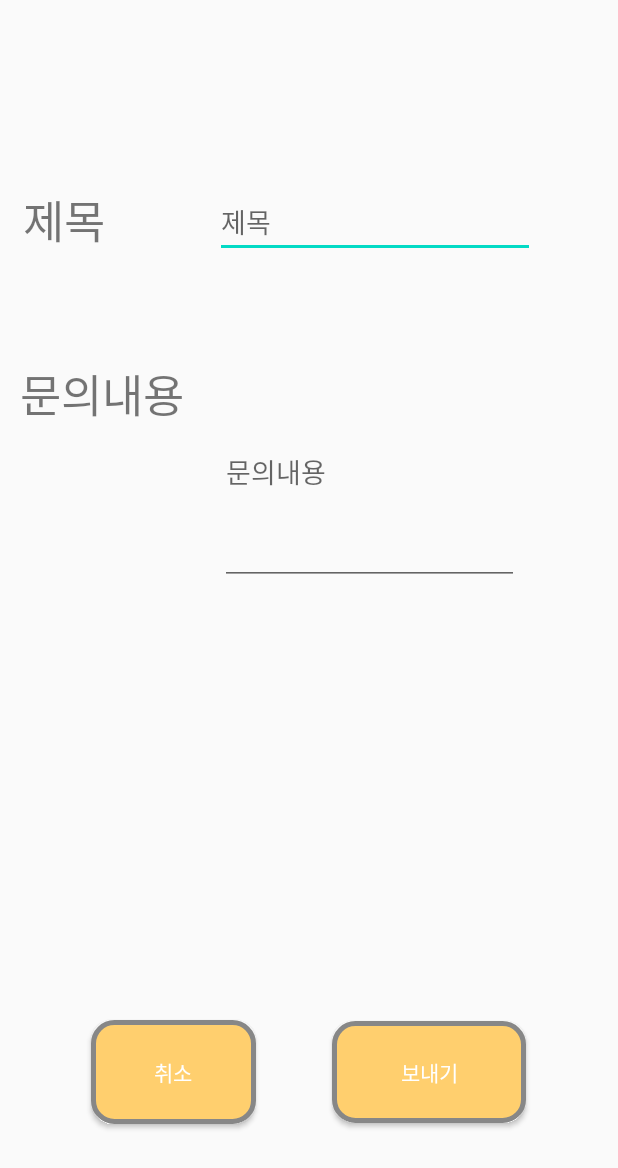
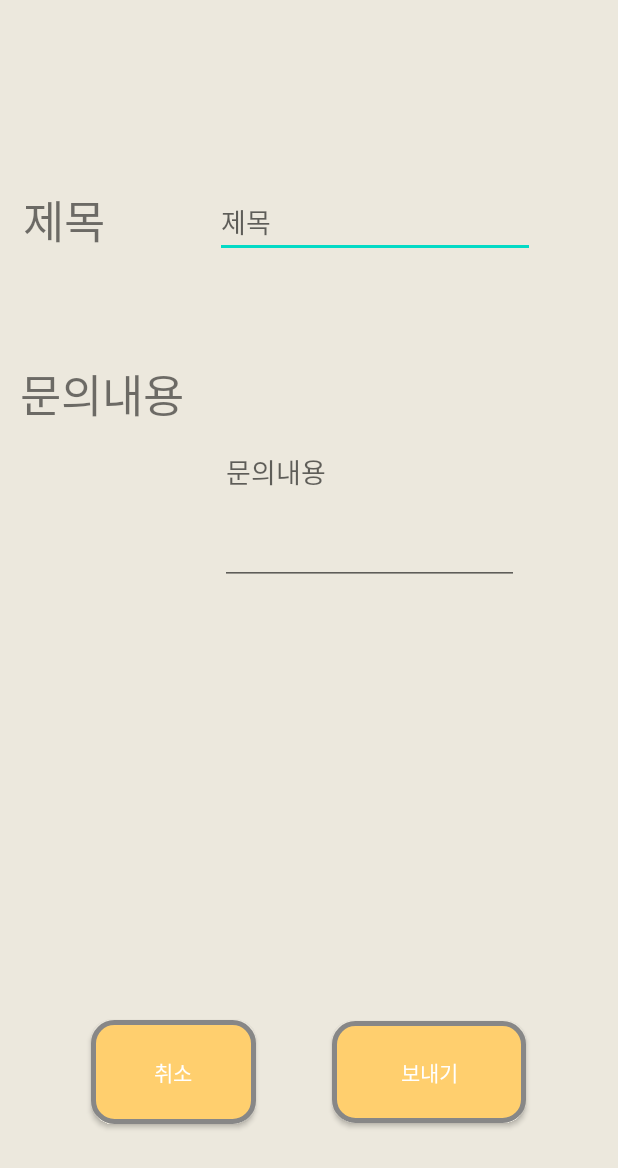
Before and after one commit to ballenabox/capstone2020, an Android app: the Frag1 screen opened directly, with no data from a screen before it, after a tap on "문의하기", on a phone screen of 412 x 824 dp. Shown: the top 1168 px of the screen. Run offline under Robolectric (Android 15) with nearby library versions, the phone set to English and light mode, and no system bars; our stand-ins replace Volley; libraries missing offline, so code that uses them is left out: com.github.mikephil.charting; network calls fail.

Commit message:
10/27 update

```diff
--- a/app/src/main/res/layout/activity_chart.xml
+++ b/app/src/main/res/layout/activity_chart.xml
@@ -4,6 +4,7 @@
     xmlns:tools="http://schemas.android.com/tools"
     android:layout_width="match_parent"
     android:layout_height="match_parent"
+    android:background="@color/background1"
     tools:context=".ChartActivity">
 
     <TextView
--- a/app/src/main/res/layout/activity_login.xml
+++ b/app/src/main/res/layout/activity_login.xml
@@ -4,6 +4,7 @@
     xmlns:tools="http://schemas.android.com/tools"
     android:layout_width="match_parent"
     android:layout_height="match_parent"
+    android:background="@color/background1"
     xmlns:app="http://schemas.android.com/apk/res-auto">
 
     <EditText
--- a/app/src/main/res/layout/activity_main.xml
+++ b/app/src/main/res/layout/activity_main.xml
@@ -4,6 +4,7 @@
     xmlns:tools="http://schemas.android.com/tools"
     android:layout_width="match_parent"
     android:layout_height="match_parent"
+    android:background="@color/background1"
     tools:context=".MainActivity">
 
     <com.google.android.material.bottomnavigation.BottomNavigationView
--- a/app/src/main/res/layout/activity_random.xml
+++ b/app/src/main/res/layout/activity_random.xml
@@ -4,6 +4,7 @@
     xmlns:tools="http://schemas.android.com/tools"
     android:layout_width="match_parent"
     android:layout_height="match_parent"
+    android:background="@color/background1"
     tools:context=".RandomActivity">
 
     <Button
--- a/app/src/main/res/layout/activity_register.xml
+++ b/app/src/main/res/layout/activity_register.xml
@@ -2,6 +2,7 @@
 <androidx.constraintlayout.widget.ConstraintLayout xmlns:android="http://schemas.android.com/apk/res/android"
     android:layout_width="match_parent"
     android:layout_height="match_parent"
+    android:background="@color/background1"
     xmlns:app="http://schemas.android.com/apk/res-auto">
 
     <EditText
--- a/app/src/main/res/layout/activity_show_bar_chart.xml
+++ b/app/src/main/res/layout/activity_show_bar_chart.xml
@@ -4,6 +4,7 @@
     xmlns:tools="http://schemas.android.com/tools"
     android:layout_width="match_parent"
     android:layout_height="match_parent"
+    android:background="@color/background1"
     tools:context=".showBarChartActivity">
 
     <com.github.mikephil.charting.charts.BarChart
--- a/app/src/main/res/layout/activity_show_line_chart.xml
+++ b/app/src/main/res/layout/activity_show_line_chart.xml
@@ -4,6 +4,7 @@
     xmlns:tools="http://schemas.android.com/tools"
     android:layout_width="match_parent"
     android:layout_height="match_parent"
+    android:background="@color/background1"
     tools:context=".showLineChartActivity">
 
     <com.github.mikephil.charting.charts.LineChart
--- a/app/src/main/res/layout/activity_show_pie_chart.xml
+++ b/app/src/main/res/layout/activity_show_pie_chart.xml
@@ -4,6 +4,7 @@
     xmlns:tools="http://schemas.android.com/tools"
     android:layout_width="match_parent"
     android:layout_height="match_parent"
+    android:background="@color/background1"
     tools:context=".showPieChartActivity">
 
     <TextView
--- a/app/src/main/res/layout/frag1.xml
+++ b/app/src/main/res/layout/frag1.xml
@@ -5,6 +5,7 @@
     xmlns:tools="http://schemas.android.com/tools"
     android:layout_width="match_parent"
     android:layout_height="match_parent"
+    android:background="@color/background1"
     android:orientation="vertical">
 
     <Button
--- a/app/src/main/res/layout/frag2.xml
+++ b/app/src/main/res/layout/frag2.xml
@@ -5,6 +5,7 @@
     xmlns:tools="http://schemas.android.com/tools"
     android:layout_width="match_parent"
     android:layout_height="match_parent"
+    android:background="@color/background1"
     android:orientation="vertical">
 
     <TextView
--- a/app/src/main/res/layout/frag3.xml
+++ b/app/src/main/res/layout/frag3.xml
@@ -4,6 +4,7 @@
     xmlns:tools="http://schemas.android.com/tools"
     android:layout_width="match_parent"
     android:layout_height="match_parent"
+    android:background="@color/background1"
     android:orientation="vertical">
 
 
--- a/app/src/main/res/layout/private_ask.xml
+++ b/app/src/main/res/layout/private_ask.xml
@@ -3,7 +3,8 @@
     xmlns:app="http://schemas.android.com/apk/res-auto"
     xmlns:tools="http://schemas.android.com/tools"
     android:layout_width="match_parent"
-    android:layout_height="match_parent">
+    android:layout_height="match_parent"
+    android:background="@color/background1">
 
     <Button
         android:id="@+id/btn_sending"
--- a/app/src/main/res/values/colors.xml
+++ b/app/src/main/res/values/colors.xml
@@ -3,4 +3,5 @@
     <color name="colorPrimary">#6200EE</color>
     <color name="colorPrimaryDark">#3700B3</color>
     <color name="colorAccent">#03DAC5</color>
+    <color name="background1">#ECE8DD</color>
 </resources>
```
Also changed, not shown: app/src/main/java/com/example/bottomnavi/showLineChartActivity.java (+6 -3 lines).
